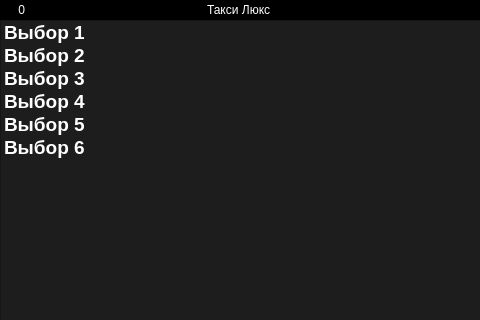
This is indigotaxi.ui in koolkhel/wince-taximeter as Qt 5 draws it before an edit; both pictures show x 0 to 480 and y 0 to 320 of the 800 by 480 pixel window. The edited form follows.
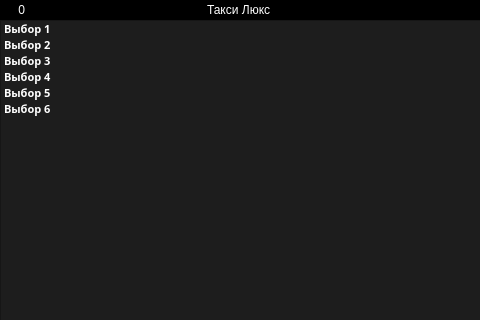
This is the edited form. The open tabs and pages were chosen to show the change. Icons and pictures are not drawn.

```diff
--- a/indigotaxi.ui
+++ b/indigotaxi.ui
@@ -50,11 +50,12 @@
 }
 
 
-* {
+#centralWidget * {
 	font: 8pt 75 &quot;Segoe UI&quot;;
 }
 
-QPushButton {
+/* all buttons of main window */
+#centralWidget QPushButton {
 	border: none;
 	font: 8pt &quot;Segoe UI&quot;;
 	font-weight: bold;
@@ -132,17 +133,72 @@
     </sizepolicy>
    </property>
    <property name="styleSheet">
-    <string notr="true">#acceptRegionButton {
+    <string notr="true">* {
+	background: #1d1d1d;
+	color: white;
+}
+
+QPushButton {
+	color: white;
+}
+
+#statusRowFrame * {
+	background: black;
+	color: white;
+}
+
+#statusRowFrame {
+	background: black;
+}
+
+#taxiRateFrame * {
+	background: black;
+	color: #b0b0b0;
+}
+
+#taxiRateFrame {
+	background: black;
+	border-top: 1px solid #101010;
+}
+
+#driverNumberButton, #orderPageDriverNumberButton {
+	color: #909090;
+}
+
+#acceptRegionButton {
 	background: #70a400;
 }
 
-#backToStandbyButton {
+#backToStandbyButton, #menuButton,#clearButton
+ {
 	background: #fdfdfd;
 	color: #1d1d1d;
 }
 
-#backToStandbyButton:pressed, #acceptRegionButton:pressed {
+/* colored buttons */
+#moveToClientButton:pressed, 
+#inPlaceButton:pressed,
+#startClientMoveButton:pressed,
+#backToStandbyButton:pressed, 
+#acceptRegionButton:pressed,
+#menuButton:pressed, 
+#clearButton:pressed,
+#resumeVoyageButton:pressed, 
+#farawayButton:pressed, 
+#paytimeButton:pressed,
+#overloadButton:pressed, 
+#trainCrossButton:pressed,
+#settingsTabWidget QPushButton:pressed
+{
 	background: black;
+}
+
+/* white buttons */
+#backToStandbyButton:pressed, 
+#acceptRegionButton:pressed,
+#menuButton:pressed, 
+#clearButton:pressed
+ {
 	color: #fdfdfd;
 }
 
@@ -154,36 +210,19 @@
 	background: #034900;
 }
 
-* {
-	background: #1d1d1d;
-	color: white;
-}
-
-QPushButton {
-	color: #ffffff;
-}
-
+/* three main buttons */
 #moveToClientButton{
 	background: #ea6b00;
 }
 
-#moveToClientButton:pressed, #inPlaceButton:pressed,
-#startClientMoveButton:pressed
-{
-	background: black;
-}
-
-#menuButton:pressed, #clearButton:pressed 
-{
-	background: black;
-	color: #FDFDFD;
-}
-
-
 #inPlaceButton {
 	background: #4ca2a6;
 }
 
+#startClientMoveButton {
+	background: #70a400;
+}
+
 #inPlaceButton[enabled=&quot;false&quot;],
 #moveToClientButton[enabled=&quot;false&quot;],
 #startClientMoveButton[enabled=&quot;false&quot;] {
@@ -191,48 +230,13 @@
 	color: #364c4e;
 }
 
-#startClientMoveButton {
-	background: #70a400;
-}
-
-#driverNumberButton, #orderPageDriverNumberButton {
-	background: #1d1d1d;
-	color: #909090;
-}
-
-#menuButton,#clearButton {
-	background: #fdfdfd;
-	color: #1d1d1d;
-}
-
-#statusRowFrame * {
-	background: #000000;
-	color: #ffffff;
-}
-
-#statusRowFrame {
-	background: #000000;
-}
+/* --------------------- */
 
 #driverNumberLabel {
 	color: #909090;
 }
 
-#taxiRateFrame * {
-	background: #000000;
-	color: #b0b0b0;
-}
-
-#taxiRateFrame {
-	background: #000000;
-	border-top: 1px solid #101010;
-}
-
-#driverNameLineEdit {
-	background: #fdfdfd;
-}
-
-/* order page */
+/* ---------- order page --------------- */
 #paytimeButton {
 	background: #c23c00;
 }
@@ -245,15 +249,6 @@
 	background: #1d1d1d;
 }
 
-
-#clientStopButton {
-	background: #724b22;
-}
-
-#clientStopButton:checked {
-	background: #1d1d1d;
-}
-
 #trainCrossButton {
 	background: #275883;
 }
@@ -266,6 +261,10 @@
 	background: #6c0144;
 }
 
+/* ------------------ */
+
+/* --------------- paytime page ------------- */
+
 #resumeVoyageButton {
 	background: #ea6b00;
 }
@@ -281,28 +280,19 @@
 	
 }
 
-#resumeVoyageButton:pressed, #farawayButton:pressed, #paytimeButton:pressed,
-#overloadButton:pressed, #trainCrossButton:pressed
-{
-	background: black;
-}
+/* ------------------------ */
 
+/* settings pages */
+/* all settings button are cyan */
 #settingsTabWidget QPushButton {
 	background: #4ca2a6;
 }
 
-#settingsTabWidget QPushButton:pressed {
-	/*background: #ff6401;*/
-	background: black;
-}
-
-#driverNameLineEdit {
-	color: black;
-}
-
 #dutyStart:checked {
 	background: #4c66b0;
 }
+
+
 </string>
    </property>
    <layout class="QVBoxLayout" name="verticalLayout_10" stretch="1,100">
@@ -2832,11 +2822,11 @@
          <widget class="QListWidget" name="regionList">
           <property name="font">
            <font>
-            <family>Segoe UI</family>
-            <pointsize>14</pointsize>
-            <weight>75</weight>
+            <family>75 Segoe UI</family>
+            <pointsize>8</pointsize>
+            <weight>50</weight>
             <italic>false</italic>
-            <bold>true</bold>
+            <bold>false</bold>
            </font>
           </property>
           <item>
```
Left out of the diff: 1 changed line with no effect on the pictures.
